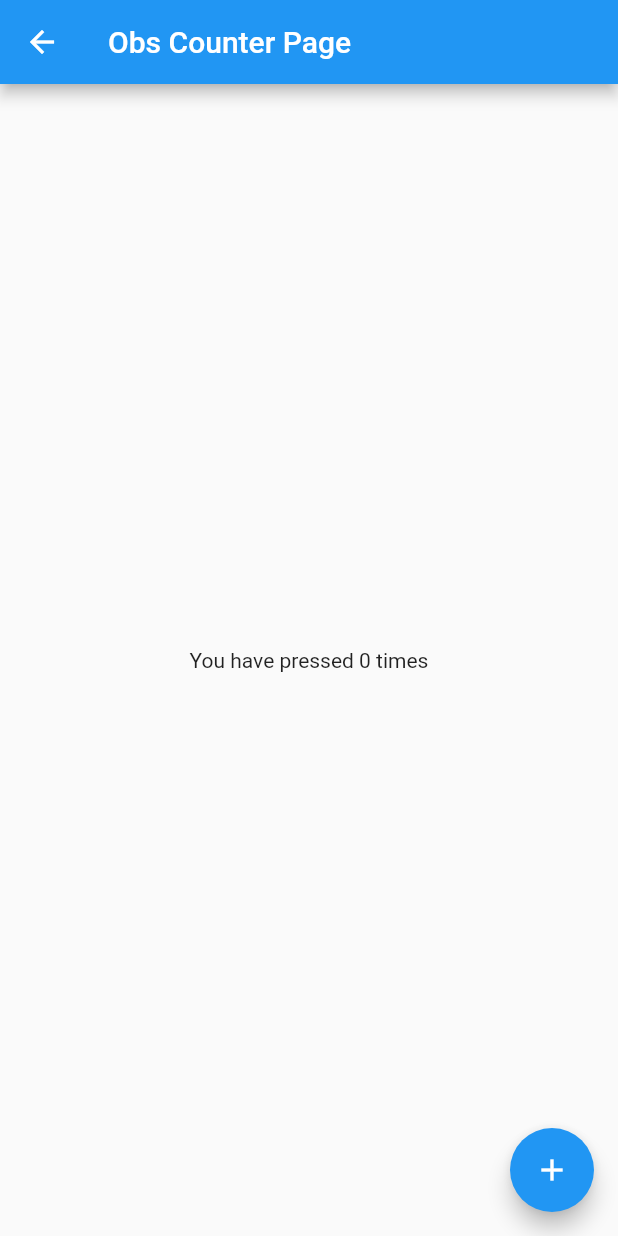
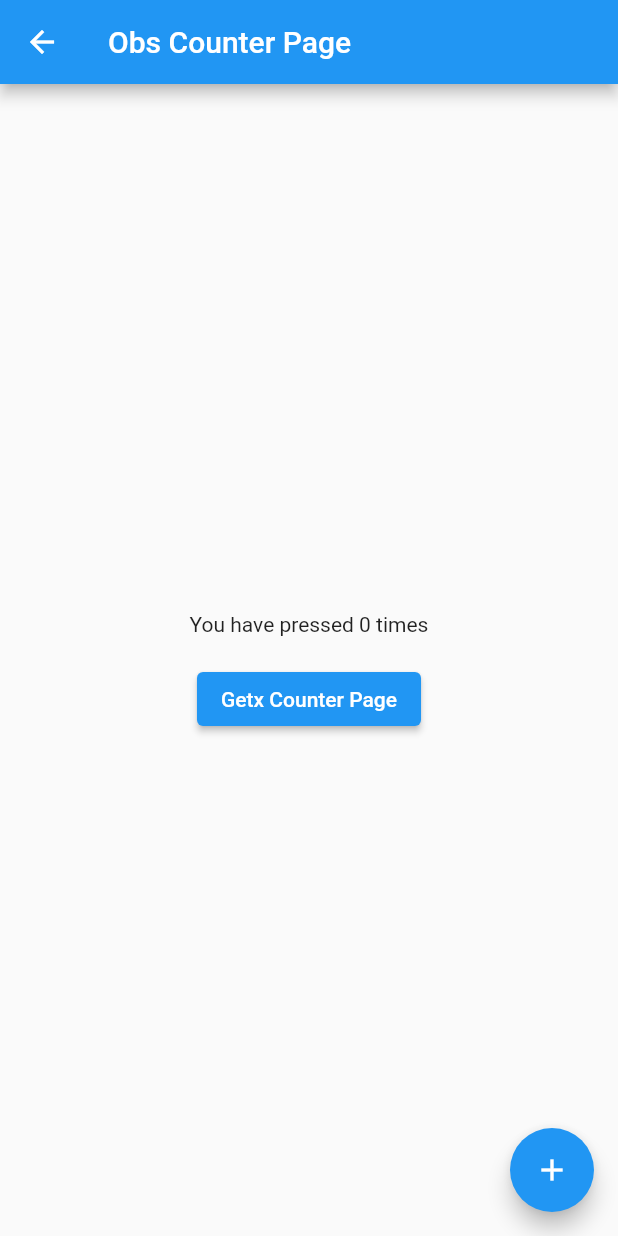
Before and after one commit to chengww5217/getx_quick_start, a Flutter app: the ObsCounterPage screen opened by its route, on a phone screen of 412 x 824 dp. Run offline on Flutter 3.47's test engine with Material 2 defaults, Android fonts, the phone set to English and light mode, and no system bars; our stand-ins replace get, shared_preferences; accounts and stored records are empty.

Commit message:
feat: update obs counter style

```diff
--- a/lib/pages/getx_counter/obs_counter_page.dart
+++ b/lib/pages/getx_counter/obs_counter_page.dart
@@ -9,9 +9,21 @@ class ObsCounterPage extends GetView<GetxCounterController> {
   Widget build(BuildContext context) {
     return buildScaffold(
         title: Lang.titleObsCounter.tr,
-        body: Center(
-          child: Obx(() => Text(Lang.contentGetxCounterPressed
-              .trParams({"counter": "${controller.counterObs}"}))),
+        body: Column(
+          mainAxisAlignment: MainAxisAlignment.center,
+          children: [
+            Obx(() => Container(
+              width: Get.width,
+              alignment: Alignment.center,
+              margin: EdgeInsets.symmetric(vertical: 18),
+              child: Text(Lang.contentGetxCounterPressed
+                  .trParams({"counter": "${controller.counterObs}"})),
+            )),
+            ElevatedButton(
+              onPressed: Get.back,
+              child: Text(Lang.titleGetxCounter.tr),
+            )
+          ],
         ),
         floatingActionButton: FloatingActionButton(
           onPressed: controller.increment,
```
